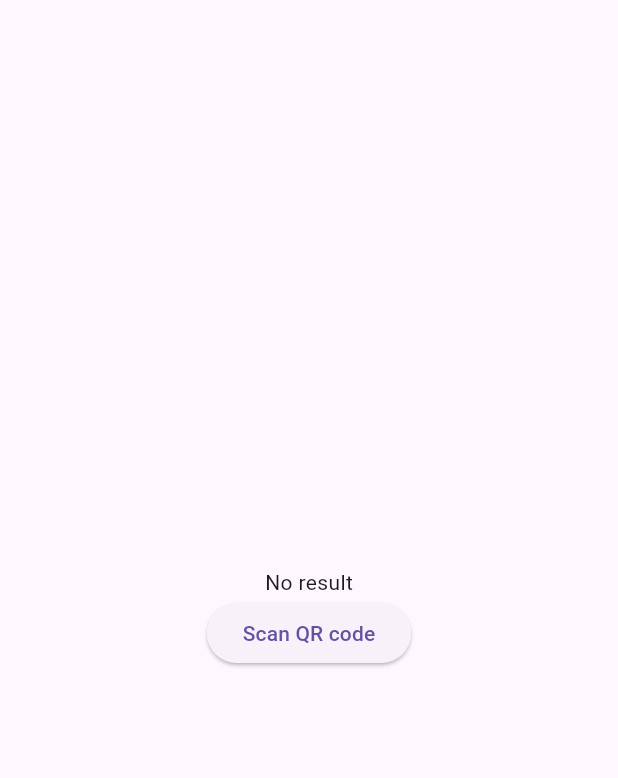
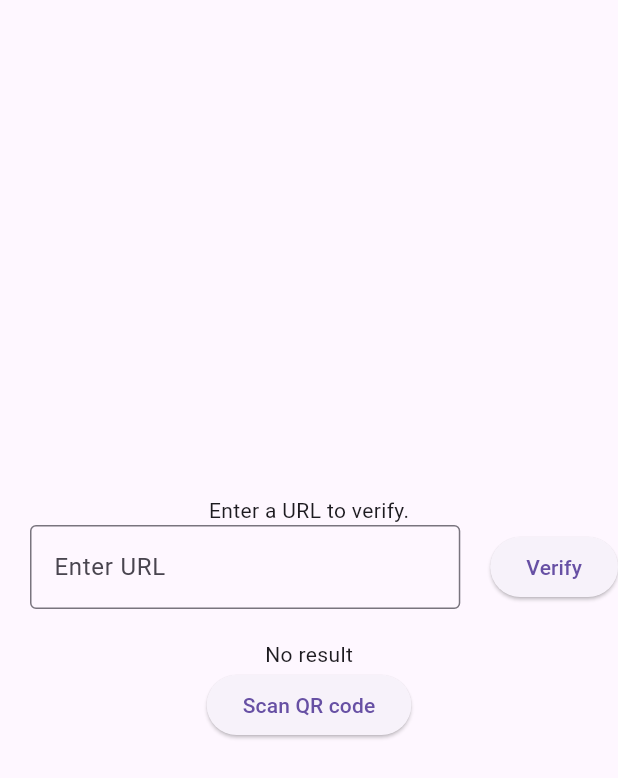
Before and after one commit to rayloveshacking/C5_Threat_Detector, a Flutter app: the HomeView screen opened directly, on a phone screen of 412 x 824 dp. Shown: the top 778 px of the screen. Run offline on Flutter 3.47's test engine with Material 3 defaults, Android fonts, the phone set to English and light mode, and no system bars; our stand-ins replace firebase_auth, firebase_core; missing offline and left inert: mobile_scanner; accounts and stored records are empty.

Commit message:
Latest Changes

```diff
--- /dev/null
+++ b/lib/apicalls.dart
@@ -0,0 +1,43 @@
+import 'dart:convert';
+import 'package:http/http.dart' as http;
+
+class ApiServices {
+  final String virusTotalApiKey = '6a069caa09d1300a5b47aae22ec907668e171600b98c11cdf7fa1956ccf32fa0';
+
+  // Function to check URL with VirusTotal
+  Future<Map<String, dynamic>> checkUrlVirusTotal(String url) async {
+    final urlScanUri = Uri.https('www.virustotal.com', '/vtapi/v2/url/scan');
+    final urlReportUri = Uri.https('www.virustotal.com', '/vtapi/v2/url/report');
+
+    // Step 1: Submit the URL to VirusTotal for scanning
+    final scanResponse = await http.post(
+      urlScanUri,
+      body: {
+        'apikey': virusTotalApiKey,
+        'url': url,
+      },
+    );
+
+    if (scanResponse.statusCode == 200) {
+      final scanResult = jsonDecode(scanResponse.body);
+      final resource = scanResult['resource'];
+
+      // Step 2: Get the scan report for the URL
+      final reportResponse = await http.post(
+        urlReportUri,
+        body: {
+          'apikey': virusTotalApiKey,
+          'resource': resource,
+        },
+      );
+
+      if (reportResponse.statusCode == 200) {
+        return jsonDecode(reportResponse.body);
+      } else {
+        throw Exception('Failed to retrieve the report from VirusTotal');
+      }
+    } else {
+      throw Exception('Failed to scan the URL with VirusTotal');
+    }
+  }
+}
--- a/lib/main.dart
+++ b/lib/main.dart
@@ -24,7 +24,7 @@ class MyApp extends StatelessWidget {
           ),
         ),
       ),
-      home: const RegisterView(),
+      home: const HomeView(),  //Replace with RegisterView.
     );
   }
 }
--- a/lib/usage/usage.dart
+++ b/lib/usage/usage.dart
@@ -1,21 +1,39 @@
 import 'package:flutter/material.dart';
-import 'package:flutter_application_1/qr_code_scanner.dart';
+import 'package:flutter_application_1/apicalls.dart';
 
-void main() => runApp(const MyApp());
-
-class MyApp extends StatelessWidget {
-  const MyApp({super.key});
+class HomeView extends StatefulWidget {
+  const HomeView({super.key});
 
   @override
-  Widget build(BuildContext context) {
-    return const MaterialApp(
-      home: HomeView(),
-    );
-  }
+  State<HomeView> createState() => _HomeViewState();
 }
 
-class HomeView extends StatelessWidget {
-  const HomeView({super.key});
+class _HomeViewState extends State<HomeView> {
+  final TextEditingController _linkController = TextEditingController();
+  final ApiServices _apiServices = ApiServices();
+  String _resultMessage = "Enter a URL to verify.";
+  Map<String, dynamic>? _scanResult;
+
+  void verifyLink() async {
+    final String url = _linkController.text;
+    if (url.isEmpty) {
+      setState(() {
+        _resultMessage = "Please enter a URL.";
+      });
+      return;
+    }
+    try {
+      final scanResult = await _apiServices.checkUrlVirusTotal(url);
+      setState(() {
+        _scanResult = scanResult;
+        _resultMessage = "Scan completed. Check the details below.";
+      });
+    } catch (e) {
+      setState(() {
+        _resultMessage = "Error verifying URL: $e";
+      });
+    }
+  }
 
   @override
   Widget build(BuildContext context) {
@@ -24,14 +42,48 @@ class HomeView extends StatelessWidget {
         child: Column(
           mainAxisAlignment: MainAxisAlignment.center,
           children: [
-            const Text('No result'),
+            Text(_resultMessage),
+            Row(
+              mainAxisAlignment: MainAxisAlignment.center,
+              children: [
+                Expanded(
+                  child: Padding(
+                    padding: const EdgeInsets.symmetric(horizontal: 20.0),
+                    child: TextField(
+                      controller: _linkController,
+                      decoration: const InputDecoration(
+                        border: OutlineInputBorder(),
+                        labelText: 'Enter URL',
+                        hintText: 'https://example.com',
+                      ),
+                    ),
+                  ),
+                ),
+                ElevatedButton(
+                  onPressed: verifyLink,
+                  child: const Text('Verify'),
+                ),
+              ],
+            ),
+            const SizedBox(height: 20),
+            _scanResult != null
+                ? Expanded(
+                    child: ListView.builder(
+                      itemCount: _scanResult!.length,
+                      itemBuilder: (context, index) {
+                        String key = _scanResult!.keys.elementAt(index);
+                        return ListTile(
+                          title: Text('$key: ${_scanResult![key]}'),
+                        );
+                      },
+                    ),
+                  )
+                : const Text('No result'),
             ElevatedButton(
               child: const Text('Scan QR code'),
-              onPressed: () => Navigator.of(context).push(
-                MaterialPageRoute(
-                  builder: (context) => QrCodeScanner(),
-                ),
-              ),
+              onPressed: () {
+                // Implement QR Code scanning if needed
+              },
             ),
           ],
         ),
--- a/pubspec.yaml
+++ b/pubspec.yaml
@@ -40,6 +40,7 @@ dependencies:
   cloud_firestore: ^5.3.0
   firebase_analytics: ^11.3.0
   mobile_scanner: ^5.2.1
+  http: ^1.2.2
 
 dev_dependencies:
   flutter_test:
```
Also changed, not shown: pubspec.lock.
